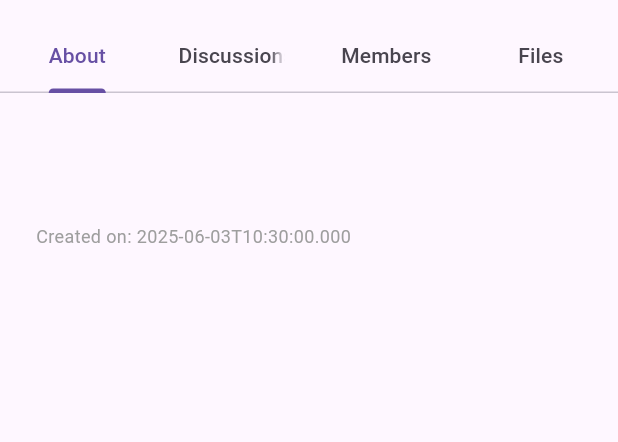
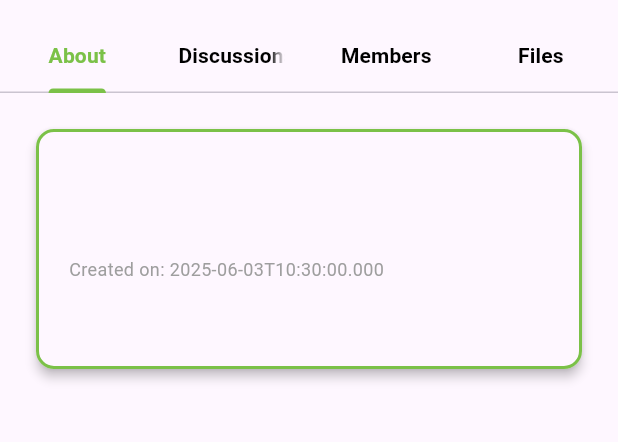
Before and after one commit to Futuristic-Limited/cop-production, a Flutter app: the GroupDetailScreen screen opened directly with empty values, on a phone screen of 412 x 824 dp, the part 63-505 px from its top. Run offline on Flutter 3.47's test engine with Material 3 defaults, Android fonts, the light colour scheme and no system bars; drawn by our look-alikes of flutter_html; our stand-ins replace cached_network_image, carousel_slider, flutter_dotenv, flutter_secure_storage, fluttertoast, image_picker and 3 more; accounts and stored records are empty; network calls fail.

Commit message:
fix: correct the group details layout

```diff
--- a/lib/screens/groups/group_detail_screen.dart
+++ b/lib/screens/groups/group_detail_screen.dart
@@ -24,8 +24,12 @@ class _GroupDetailScreenState extends State<GroupDetailScreen> {
       child: Scaffold(
         appBar: AppBar(
           title: const Text('Group Detail View'),
-          bottom: const TabBar(
-            tabs: [
+          bottom: TabBar(
+            indicatorColor: const Color(0xFF7BC148),
+            labelColor: const Color(0xFF7BC148),
+            unselectedLabelColor: Colors.black,
+            labelStyle: const TextStyle(fontWeight: FontWeight.bold),
+            tabs: const [
               Tab(text: 'About'),
               Tab(text: 'Discussions'),
               Tab(text: 'Members'),
@@ -55,27 +59,30 @@ class _GroupDetailScreenState extends State<GroupDetailScreen> {
     );
   }
 
+
+
   Widget _buildAboutSection() {
     final name = widget.group['name'] ?? 'Untitled Group';
     final description = widget.group['description'];
-
-    final descriptionText =
-    description is Map<String, dynamic>
+    final descriptionText = description is Map<String, dynamic>
         ? description['rendered'] ?? 'No description available.'
         : (description ?? 'No description available.');
-
-    final Map<String, dynamic>? imageMap =
-    widget.group['image'] as Map<String, dynamic>?;
-    final imageUrl =
-    imageMap != null && imageMap['url'] != null
-        ? imageMap['url'].toString()
-        : null;
-
+    final Map<String, dynamic>? imageMap = widget.group['image'] as Map<String, dynamic>?;
+    final imageUrl = imageMap != null && imageMap['url'] != null ? imageMap['url'].toString() : null;
     final createdAt = widget.group['created_at'] ?? '';
     final category = widget.group['category'] ?? '';
 
     return SingleChildScrollView(
       padding: const EdgeInsets.all(24),
+      child: Material(
+        elevation: 3,
+        borderRadius: BorderRadius.circular(12),
+        child: Container(
+          decoration: BoxDecoration(
+            border: Border.all(color: const Color(0xFF7BC148), width: 2),
+            borderRadius: BorderRadius.circular(12),
+          ),
+          padding: const EdgeInsets.all(20),
           child: Column(
             crossAxisAlignment: CrossAxisAlignment.start,
             children: [
@@ -88,14 +95,11 @@ class _GroupDetailScreenState extends State<GroupDetailScreen> {
                       width: 200,
                       height: 200,
                       fit: BoxFit.cover,
-                  errorBuilder:
-                      (context, error, stackTrace) => Container(
+                      errorBuilder: (context, error, stackTrace) => Container(
                         width: 200,
                         height: 200,
                         color: Colors.grey.shade200,
-                    child: const Center(
-                      child: Icon(Icons.broken_image, size: 48),
-                    ),
+                        child: const Center(child: Icon(Icons.broken_image, size: 48)),
                       ),
                     ),
                   ),
@@ -127,8 +131,11 @@ class _GroupDetailScreenState extends State<GroupDetailScreen> {
               Html(data: descriptionText),
             ],
           ),
+        ),
+      ),
     );
   }
+
 
   Widget _buildDiscussionSection(bool isWideScreen) {
     final groupSlug = widget.group['slug'] ?? 'default-group';
@@ -136,16 +143,17 @@ class _GroupDetailScreenState extends State<GroupDetailScreen> {
   }
 
   Widget _buildMembersSection() {
-    final members =
-        (widget.group['members'] as List<dynamic>?)?.cast<String>() ??
+    final members = (widget.group['members'] as List<dynamic>?)?.cast<String>() ??
         ['Benard Kiptoo', 'Jane Doe', 'John Smith'];
-
     return ListView.separated(
       padding: const EdgeInsets.symmetric(horizontal: 24, vertical: 20),
       itemCount: members.length,
-      separatorBuilder: (_, __) => const Divider(),
-      itemBuilder:
-          (_, i) => ListTile(
+      separatorBuilder: (_, __) => Divider(
+        color: Colors.grey.shade300,
+        thickness: 1.2,
+        height: 32,
+      ),
+      itemBuilder: (_, i) => ListTile(
         leading: const CircleAvatar(child: Icon(Icons.person)),
         title: Text(members[i]),
         trailing: const Icon(Icons.message),
@@ -154,15 +162,17 @@ class _GroupDetailScreenState extends State<GroupDetailScreen> {
   }
 
   Widget _buildFilesSection() {
-    final files =
-        (widget.group['files'] as List<dynamic>?)?.cast<String>() ??
+    final files = (widget.group['files'] as List<dynamic>?)?.cast<String>() ??
         ['Course Notes.pdf', 'Group Charter.docx'];
-
-    return ListView.builder(
+    return ListView.separated(
       padding: const EdgeInsets.symmetric(horizontal: 24, vertical: 20),
       itemCount: files.length,
-      itemBuilder:
-          (_, i) => Card(
+      separatorBuilder: (_, __) => Divider(
+        color: Colors.grey.shade300,
+        thickness: 1.2,
+        height: 32,
+      ),
+      itemBuilder: (_, i) => Card(
         elevation: 3,
         child: ListTile(
           leading: const Icon(Icons.insert_drive_file, color: Colors.blue),
@@ -171,9 +181,7 @@ class _GroupDetailScreenState extends State<GroupDetailScreen> {
             icon: const Icon(Icons.download),
             onPressed: () {
               ScaffoldMessenger.of(context).showSnackBar(
-                SnackBar(
-                  content: Text('Download for ${files[i]} not implemented'),
-                ),
+                SnackBar(content: Text('Download for ${files[i]} not implemented')),
               );
             },
           ),
@@ -188,6 +196,10 @@ class _GroupDetailScreenState extends State<GroupDetailScreen> {
     });
   }
 }
+
+
+
+
 
 
 // import 'package:flutter/material.dart';
@@ -252,16 +264,16 @@ class _GroupDetailScreenState extends State<GroupDetailScreen> {
 //     final description = widget.group['description'];
 //
 //     final descriptionText =
-//         description is Map<String, dynamic>
-//             ? description['rendered'] ?? 'No description available.'
-//             : (description ?? 'No description available.');
+//     description is Map<String, dynamic>
+//         ? description['rendered'] ?? 'No description available.'
+//         : (description ?? 'No description available.');
 //
 //     final Map<String, dynamic>? imageMap =
-//         widget.group['image'] as Map<String, dynamic>?;
+//     widget.group['image'] as Map<String, dynamic>?;
 //     final imageUrl =
-//         imageMap != null && imageMap['url'] != null
-//             ? imageMap['url'].toString()
-//             : null;
+//     imageMap != null && imageMap['url'] != null
+//         ? imageMap['url'].toString()
+//         : null;
 //
 //     final createdAt = widget.group['created_at'] ?? '';
 //     final category = widget.group['category'] ?? '';
@@ -282,13 +294,13 @@ class _GroupDetailScreenState extends State<GroupDetailScreen> {
 //                   fit: BoxFit.cover,
 //                   errorBuilder:
 //                       (context, error, stackTrace) => Container(
-//                         width: 200,
-//                         height: 200,
-//                         color: Colors.grey.shade200,
-//                         child: const Center(
-//                           child: Icon(Icons.broken_image, size: 48),
-//                         ),
-//                       ),
+//                     width: 200,
+//                     height: 200,
+//                     color: Colors.grey.shade200,
+//                     child: const Center(
+//                       child: Icon(Icons.broken_image, size: 48),
+//                     ),
+//                   ),
 //                 ),
 //               ),
 //             ),
@@ -323,68 +335,14 @@ class _GroupDetailScreenState extends State<GroupDetailScreen> {
 //   }
 //
 //   Widget _buildDiscussionSection(bool isWideScreen) {
-//     // Example static discussions. Replace with dynamic if you have real data.
-//     final discussions =
-//         widget.group['discussions'] as List<dynamic>? ??
-//         [
-//           {
-//             'title': "#Self introductions section",
-//             'author': "Benard",
-//             'time': "3 months ago",
-//             'replies': 3,
-//           },
-//           {
-//             'title': "#General Questions",
-//             'author': "Benard",
-//             'time': "3 months, 1 week ago",
-//             'replies': 0,
-//           },
-//         ];
-//
-//     return ListView.builder(
-//       padding: EdgeInsets.symmetric(
-//         horizontal: isWideScreen ? 32 : 16,
-//         vertical: 20,
-//       ),
-//       itemCount: discussions.length,
-//       itemBuilder: (context, index) {
-//         final d = discussions[index] as Map<String, dynamic>;
-//         return Card(
-//           margin: const EdgeInsets.only(bottom: 12),
-//           elevation: 4,
-//           shape: RoundedRectangleBorder(
-//             borderRadius: BorderRadius.circular(10),
-//           ),
-//           child: ListTile(
-//             title: Text(
-//               d['title'] ?? 'Untitled',
-//               style: const TextStyle(fontWeight: FontWeight.bold),
-//             ),
-//             subtitle: Text("Started by ${d['author'] ?? 'Unknown'}"),
-//             trailing: Column(
-//               mainAxisAlignment: MainAxisAlignment.center,
-//               children: [
-//                 Text(
-//                   "${d['replies'] ?? 0} replies",
-//                   style: const TextStyle(fontSize: 12),
-//                 ),
-//                 Text(
-//                   d['time'] ?? '',
-//                   style: const TextStyle(fontSize: 12, color: Colors.grey),
-//                 ),
-//               ],
-//             ),
-//           ),
-//         );
-//       },
-//     );
+//     final groupSlug = widget.group['slug'] ?? 'default-group';
+//     return DiscussionsScreen(groupd: groupSlug);
 //   }
 //
 //   Widget _buildMembersSection() {
-//     // If you pass members list in the group data, use that. Otherwise static list.
 //     final members =
 //         (widget.group['members'] as List<dynamic>?)?.cast<String>() ??
-//         ['Benard Kiptoo', 'Jane Doe', 'John Smith'];
+//             ['Benard Kiptoo', 'Jane Doe', 'John Smith'];
 //
 //     return ListView.separated(
 //       padding: const EdgeInsets.symmetric(horizontal: 24, vertical: 20),
@@ -392,48 +350,53 @@ class _GroupDetailScreenState extends State<GroupDetailScreen> {
 //       separatorBuilder: (_, __) => const Divider(),
 //       itemBuilder:
 //           (_, i) => ListTile(
-//             leading: const CircleAvatar(child: Icon(Icons.person)),
-//             title: Text(members[i]),
-//             trailing: const Icon(Icons.message),
-//           ),
+//         leading: const CircleAvatar(child: Icon(Icons.person)),
+//         title: Text(members[i]),
+//         trailing: const Icon(Icons.message),
+//       ),
 //     );
 //   }
 //
 //   Widget _buildFilesSection() {
-//     // If you pass files list in the group data, use that. Otherwise static list.
 //     final files =
 //         (widget.group['files'] as List<dynamic>?)?.cast<String>() ??
-//         ['Course Notes.pdf', 'Group Charter.docx'];
+//             ['Course Notes.pdf', 'Group Charter.docx'];
 //
 //     return ListView.builder(
 //       padding: const EdgeInsets.symmetric(horizontal: 24, vertical: 20),
 //       itemCount: files.length,
 //       itemBuilder:
 //           (_, i) => Card(
-//             elevation: 3,
-//             child: ListTile(
-//               leading: const Icon(Icons.insert_drive_file, color: Colors.blue),
-//               title: Text(files[i]),
-//               trailing: IconButton(
-//                 icon: const Icon(Icons.download),
-//                 onPressed: () {
-//                   // TODO: Implement file download logic
-//                   ScaffoldMessenger.of(context).showSnackBar(
-//                     SnackBar(
-//                       content: Text('Download for ${files[i]} not implemented'),
-//                     ),
-//                   );
-//                 },
-//               ),
-//             ),
+//         elevation: 3,
+//         child: ListTile(
+//           leading: const Icon(Icons.insert_drive_file, color: Colors.blue),
+//           title: Text(files[i]),
+//           trailing: IconButton(
+//             icon: const Icon(Icons.download),
+//             onPressed: () {
+//               ScaffoldMessenger.of(context).showSnackBar(
+//                 SnackBar(
+//                   content: Text('Download for ${files[i]} not implemented'),
+//                 ),
+//               );
+//             },
 //           ),
+//         ),
+//       ),
 //     );
 //   }
 //
 //   void _onItemTapped(int index) {
 //     setState(() {
 //       _selectedIndex = index;
-//       // TODO: Add navigation if necessary
 //     });
 //   }
 // }
+//
+//
+//
+//
+//
+//
+//
+//
```
Also changed, not shown: lib/screens/discussions/discussion_detail_screen.dart (+4 -4 lines). Lines whose indentation alone changed are shown as unchanged.
